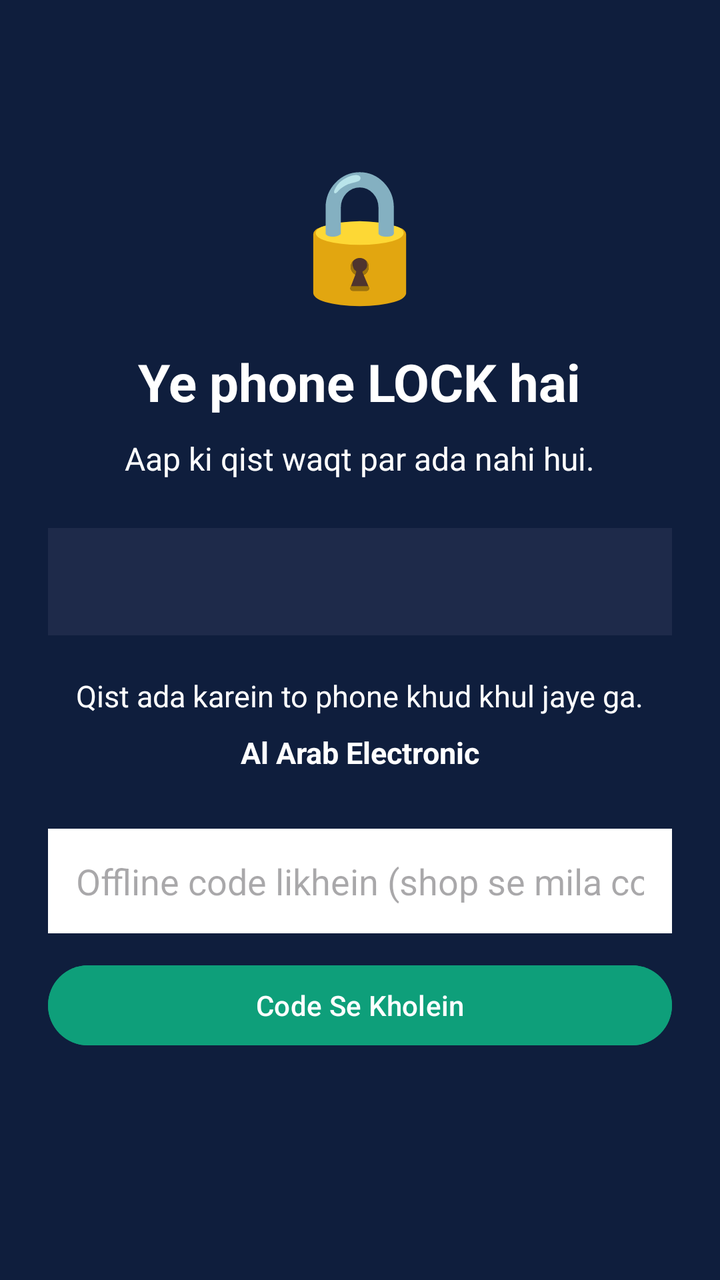
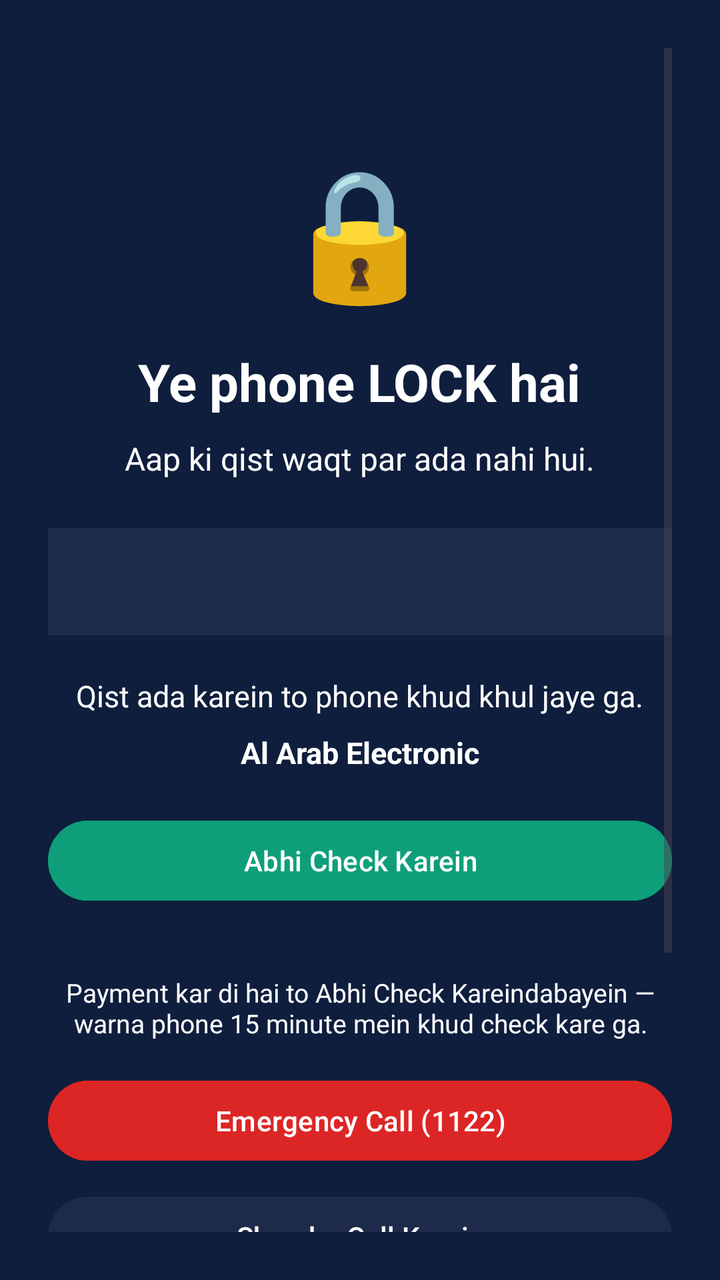

Screens rendered from an Android XML layout before and after an edit, with the pre-edit source and the edit as a unified diff.
<!-- AndroidManifest.xml: application theme Theme.AmgLock -->
<!-- res/layout/activity_lock.xml -->
<?xml version="1.0" encoding="utf-8"?>
<ScrollView xmlns:android="http://schemas.android.com/apk/res/android"
    android:layout_width="match_parent"
    android:layout_height="match_parent"
    android:background="@color/navy"
    android:padding="24dp">

    <LinearLayout
        android:layout_width="match_parent"
        android:layout_height="wrap_content"
        android:gravity="center_horizontal"
        android:orientation="vertical">

        <TextView
            android:layout_width="wrap_content"
            android:layout_height="wrap_content"
            android:layout_marginTop="48dp"
            android:text="🔒"
            android:textSize="64sp" />

        <TextView
            android:id="@+id/tvLockTitle"
            android:layout_width="wrap_content"
            android:layout_height="wrap_content"
            android:layout_marginTop="16dp"
            android:gravity="center"
            android:text="@string/locked_title"
            android:textColor="@color/white"
            android:textSize="26sp"
            android:textStyle="bold" />

        <TextView
            android:id="@+id/tvLockReason"
            android:layout_width="wrap_content"
            android:layout_height="wrap_content"
            android:layout_marginTop="10dp"
            android:gravity="center"
            android:text="@string/locked_reason"
            android:textColor="@color/white"
            android:textSize="16sp" />

        <TextView
            android:id="@+id/tvLockDetails"
            android:layout_width="match_parent"
            android:layout_height="wrap_content"
            android:layout_marginTop="24dp"
            android:background="#1E2A4A"
            android:padding="16dp"
            android:textColor="@color/white"
            android:textSize="16sp" />

        <TextView
            android:layout_width="wrap_content"
            android:layout_height="wrap_content"
            android:layout_marginTop="20dp"
            android:text="@string/locked_pay"
            android:textColor="@color/white"
            android:textSize="15sp" />

        <TextView
            android:id="@+id/tvShopContact"
            android:layout_width="wrap_content"
            android:layout_height="wrap_content"
            android:layout_marginTop="8dp"
            android:text="Al Arab Electronic"
            android:textColor="@color/white"
            android:textSize="15sp"
            android:textStyle="bold" />

        <EditText
            android:id="@+id/etOfflineCode"
            android:layout_width="match_parent"
            android:layout_height="wrap_content"
            android:layout_marginTop="28dp"
            android:background="@color/white"
            android:hint="@string/offline_code_hint"
            android:inputType="textCapCharacters"
            android:padding="14dp" />

        <Button
            android:id="@+id/btnOfflineUnlock"
            android:layout_width="match_parent"
            android:layout_height="wrap_content"
            android:layout_marginTop="12dp"
            android:backgroundTint="@color/emerald"
            android:text="@string/offline_unlock_button" />

        <TextView
            android:id="@+id/tvOfflineError"
            android:layout_width="wrap_content"
            android:layout_height="wrap_content"
            android:layout_marginTop="10dp"
            android:textColor="#FCA5A5"
            android:textSize="14sp" />

    </LinearLayout>
</ScrollView>
<!-- resources referenced by this layout -->
<resources>
  <color name="emerald">#0E9F7A</color>
  <color name="navy">#0F1E3D</color>
  <color name="white">#FFFFFF</color>
  <string name="locked_pay">Qist ada karein to phone khud khul jaye ga.</string>
  <string name="locked_reason">Aap ki qist waqt par ada nahi hui.</string>
  <string name="locked_title">Ye phone LOCK hai</string>
  <string name="offline_code_hint">Offline code likhein (shop se mila code)</string>
  <string name="offline_unlock_button">Code Se Kholein</string>
  <style name="Theme.AmgLock" parent="Theme.Material3.DayNight.NoActionBar">
          <item name="colorPrimary">@color/emerald</item>
          <item name="colorPrimaryDark">@color/navy</item>
          <item name="android:windowBackground">@color/bg</item>
      </style>
  <color name="bg">#F6F7FB</color>
</resources>

<!-- the commit's change to res/layout/activity_lock.xml (unified diff, before → after) -->
@@ -39,6 +39,7 @@
             android:textColor="@color/white"
             android:textSize="16sp" />
 
+        
         <TextView
             android:id="@+id/tvLockDetails"
             android:layout_width="match_parent"
@@ -48,6 +49,18 @@
             android:padding="16dp"
             android:textColor="@color/white"
             android:textSize="16sp" />
+
+        
+        <TextView
+            android:id="@+id/tvLockTime"
+            android:layout_width="wrap_content"
+            android:layout_height="wrap_content"
+            android:layout_marginTop="10dp"
+            android:gravity="center"
+            android:text=""
+            android:textColor="@color/white"
+            android:textSize="14sp"
+            android:visibility="gone" />
 
         <TextView
             android:layout_width="wrap_content"
@@ -67,6 +80,51 @@
             android:textSize="15sp"
             android:textStyle="bold" />
 
+        
+        <Button
+            android:id="@+id/btnCheckAgain"
+            android:layout_width="match_parent"
+            android:layout_height="wrap_content"
+            android:layout_marginTop="20dp"
+            android:backgroundTint="@color/emerald"
+            android:text="@string/check_now_button" />
+
+        <TextView
+            android:id="@+id/tvCheckStatus"
+            android:layout_width="wrap_content"
+            android:layout_height="wrap_content"
+            android:layout_marginTop="8dp"
+            android:gravity="center"
+            android:text=""
+            android:textColor="@color/white"
+            android:textSize="14sp" />
+
+        <TextView
+            android:layout_width="wrap_content"
+            android:layout_height="wrap_content"
+            android:layout_marginTop="6dp"
+            android:gravity="center"
+            android:text="@string/lock_check_hint"
+            android:textColor="@color/white"
+            android:textSize="13sp" />
+
+        
+        <Button
+            android:id="@+id/btnEmergency"
+            android:layout_width="match_parent"
+            android:layout_height="wrap_content"
+            android:layout_marginTop="16dp"
+            android:backgroundTint="@color/red"
+            android:text="@string/emergency_button" />
+
+        <Button
+            android:id="@+id/btnCallShop"
+            android:layout_width="match_parent"
+            android:layout_height="wrap_content"
+            android:layout_marginTop="10dp"
+            android:backgroundTint="#1E2A4A"
+            android:text="@string/call_shop_button" />
+
         <EditText
             android:id="@+id/etOfflineCode"
             android:layout_width="match_parent"
@@ -75,7 +133,18 @@
             android:background="@color/white"
             android:hint="@string/offline_code_hint"
             android:inputType="textCapCharacters"
+            android:maxLength="6"
             android:padding="14dp" />
+
+        <TextView
+            android:id="@+id/tvOfflineHint"
+            android:layout_width="wrap_content"
+            android:layout_height="wrap_content"
+            android:layout_marginTop="8dp"
+            android:gravity="center"
+            android:text=""
+            android:textColor="@color/white"
+            android:textSize="13sp" />
 
         <Button
             android:id="@+id/btnOfflineUnlock"
<!-- resource entries referenced after the edit -->
@@ -2,7 +2,12 @@
 <resources>
   <color name="emerald">#0E9F7A</color>
   <color name="navy">#0F1E3D</color>
+  <color name="red">#DC2626</color>
   <color name="white">#FFFFFF</color>
+  <string name="call_shop_button">Shop ko Call Karein</string>
+  <string name="check_now_button">Abhi Check Karein</string>
+  <string name="emergency_button">Emergency Call (1122)</string>
+  <string name="lock_check_hint">Payment kar di hai to "Abhi Check Karein" dabayein — warna phone 15 minute mein khud check kare ga.</string>
   <string name="locked_pay">Qist ada karein to phone khud khul jaye ga.</string>
   <string name="locked_reason">Aap ki qist waqt par ada nahi hui.</string>
   <string name="locked_title">Ye phone LOCK hai</string>
